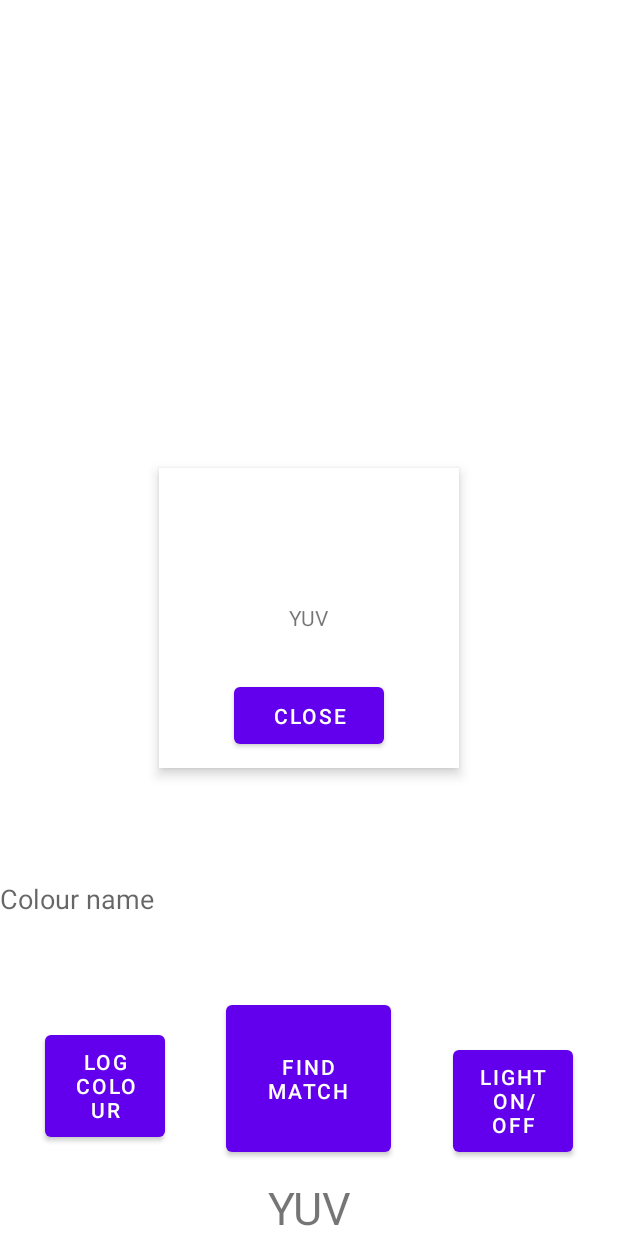
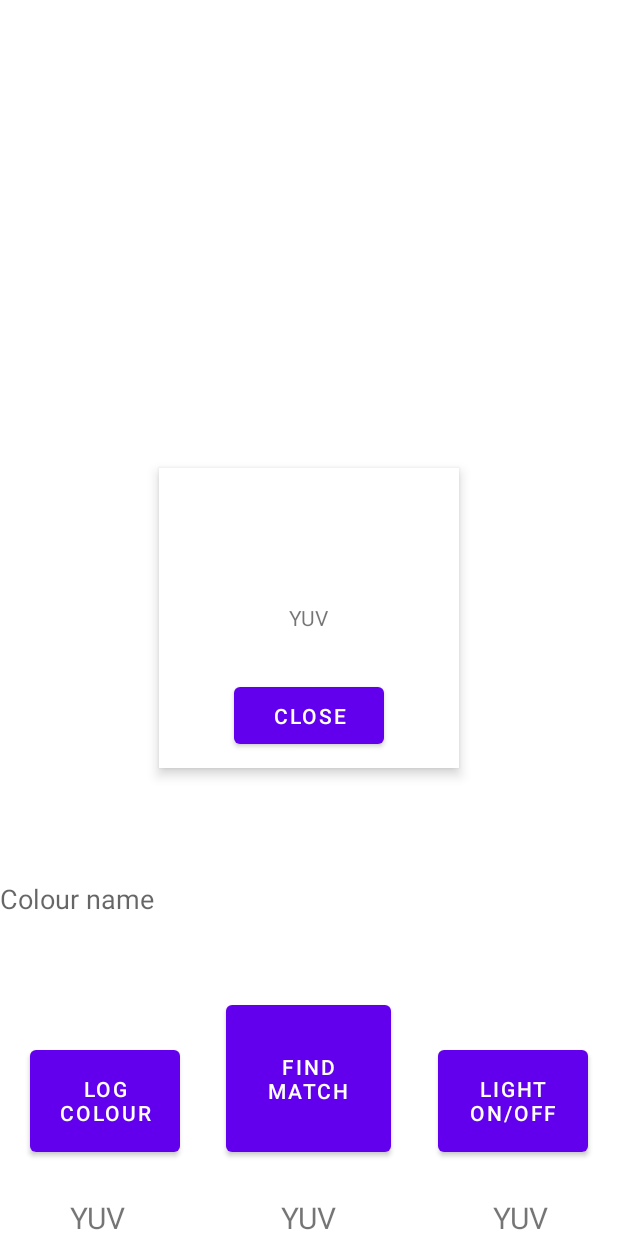
Before and after one commit to JohnP96/Chromacity, an Android app built with Jetpack Compose: the layout activity_main.xml on its own in the app's theme, with its tools: preview values and no code run, on a phone screen of 412 x 824 dp. Run offline under Robolectric (Android 15) with nearby library versions, the phone set to English and light mode, and no system bars; plain views replace PreviewView.

Commit message:
Matching functions
Also added rgb and hex and focus on tap

```diff
--- a/app/src/main/res/layout/activity_main.xml
+++ b/app/src/main/res/layout/activity_main.xml
@@ -10,7 +10,7 @@
     <androidx.camera.view.PreviewView
         android:id="@+id/viewFinder"
         android:layout_width="match_parent"
-        android:layout_height="740dp"
+        android:layout_height="725dp"
         android:layout_gravity="center_horizontal"
         android:elevation="0dp"
         app:layout_constraintLeft_toLeftOf="parent"
@@ -66,15 +66,37 @@
 <!--        android:textSize="30sp" />-->
 
     <TextView
-        android:id="@+id/dataText"
-        android:layout_width="match_parent"
+        android:id="@+id/yuvText"
+        android:layout_width="130dp"
         android:layout_height="wrap_content"
-        android:layout_gravity="bottom"
+        android:layout_gravity="bottom|start"
         android:elevation="2dp"
+        android:gravity="center"
         android:includeFontPadding="false"
         android:text="@string/placeholder_text"
-        android:textSize="30sp"
-        android:gravity="center"/>
+        android:textSize="20sp" />
+
+    <TextView
+        android:id="@+id/rgbText"
+        android:layout_width="130dp"
+        android:layout_height="wrap_content"
+        android:layout_gravity="bottom|center"
+        android:elevation="2dp"
+        android:gravity="center"
+        android:includeFontPadding="false"
+        android:text="@string/placeholder_text"
+        android:textSize="20sp" />
+
+    <TextView
+        android:id="@+id/hexText"
+        android:layout_width="130dp"
+        android:layout_height="wrap_content"
+        android:layout_gravity="bottom|end"
+        android:elevation="2dp"
+        android:gravity="center"
+        android:includeFontPadding="false"
+        android:text="@string/placeholder_text"
+        android:textSize="20sp" />
 
     <Button
         android:id="@+id/image_capture_button"
@@ -87,20 +109,20 @@
 
     <Button
         android:id="@+id/light_button"
-        android:layout_width="80dp"
+        android:layout_width="100dp"
         android:layout_height="80dp"
         android:layout_marginBottom="50dp"
-        android:layout_marginEnd="30dp"
+        android:layout_marginEnd="20dp"
         android:layout_gravity="bottom|end"
         android:elevation="2dp"
         android:text="@string/light"/>
 
     <Button
         android:id="@+id/log_colour"
-        android:layout_width="80dp"
+        android:layout_width="100dp"
         android:layout_height="80dp"
-        android:layout_marginStart="30dp"
-        android:layout_marginBottom="60dp"
+        android:layout_marginStart="20dp"
+        android:layout_marginBottom="50dp"
         android:layout_gravity="bottom|start"
         android:elevation="2dp"
         android:text="@string/log_colour"/>
```
Also changed, not shown: app/src/main/java/com/example/chromacity/MatchColour.kt (+131 -32 lines), app/src/main/res/values/strings.xml (+9 -6 lines).
